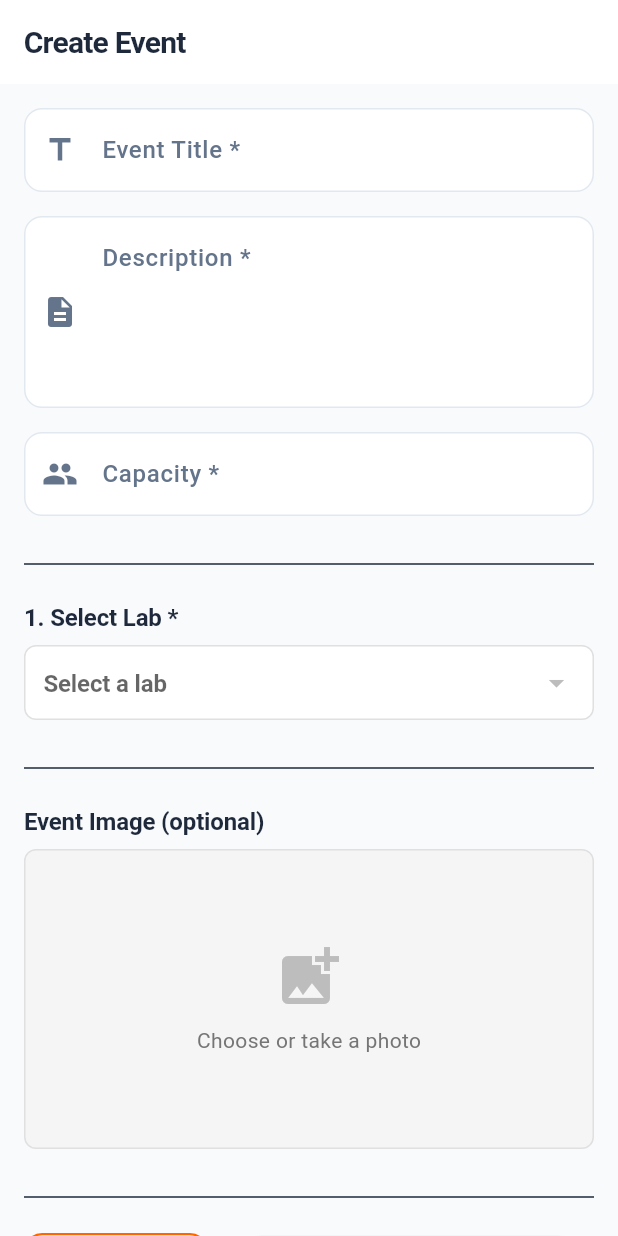
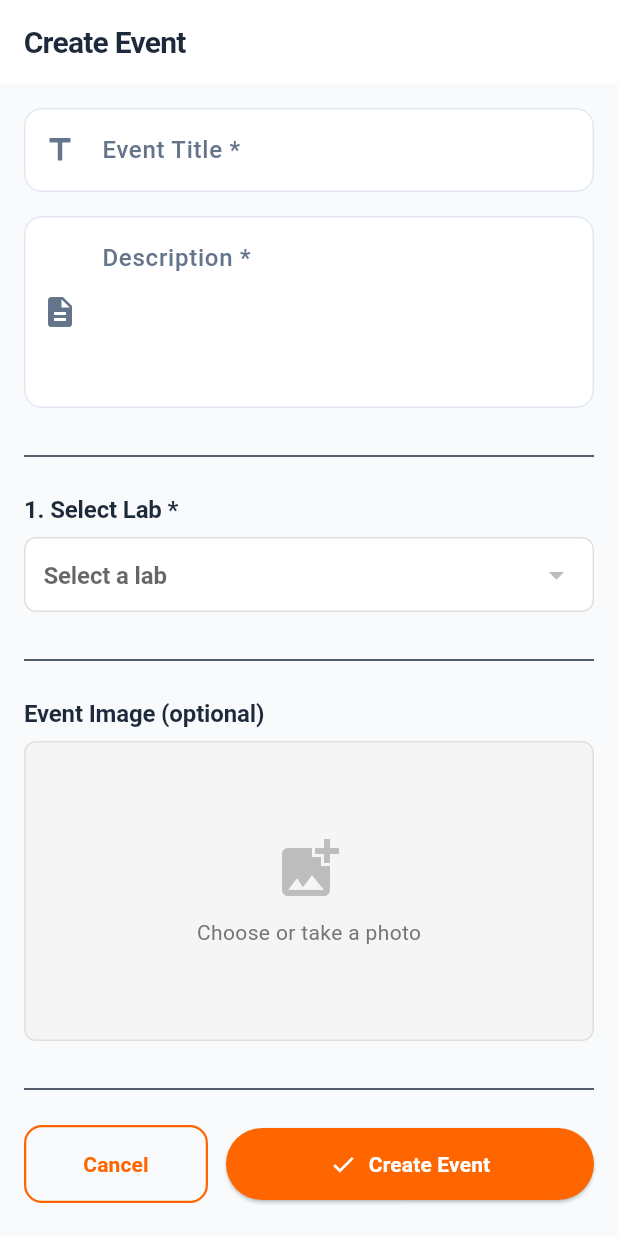
Before and after one commit to tulklk/SWD392_Lab_Event_System_Mobile_App, a Flutter app: the CreateEventScreen screen opened by its route, on a phone screen of 412 x 824 dp. Run offline on Flutter 3.47's test engine with Material 3 defaults, Android fonts, the phone set to English and light mode, and no system bars; our stand-ins replace cached_network_image, firebase_core, firebase_messaging, flutter_riverpod, flutter_secure_storage, go_router and 7 more; missing offline and left inert: jose; accounts and stored records are empty; network calls fail; key blocks and very long unbroken strings in the code were emptied for the run.

Commit message:
xoa capacity event, lay capcity theo room

```diff
--- a/lib/data/repositories/event_repository.dart
+++ b/lib/data/repositories/event_repository.dart
@@ -28,7 +28,6 @@
     required String createdBy,
     bool visibility = true,
     int status = 1, // 0: draft, 1: active, 2: cancelled
-    int? capacity,
     String? imageUrl,
     String? roomId,
     String? labId,
@@ -53,9 +52,6 @@
 
       // Add optional fields if provided
       // Note: Location and RecurrenceRule are not included as they don't exist in database schema
-      if (capacity != null) {
-        eventData['Capacity'] = capacity;
-      }
       if (imageUrl != null) {
         eventData['ImageUrl'] = imageUrl;
       }
--- a/lib/domain/models/event.dart
+++ b/lib/domain/models/event.dart
@@ -10,7 +10,6 @@
   final DateTime? endDate;
   final DateTime? startDate;
   final int status; // 0: draft, 1: active, 2: cancelled
-  final int? capacity; // Maximum number of participants
   final String? imageUrl; // URL to event image
 
   Event({
@@ -24,7 +23,6 @@
     this.endDate,
     this.startDate,
     this.status = 1,
-    this.capacity,
     this.imageUrl,
   });
 
@@ -39,7 +37,6 @@
     DateTime? endDate,
     DateTime? startDate,
     int? status,
-    int? capacity,
     String? imageUrl,
   }) {
     return Event(
@@ -53,7 +50,6 @@
       endDate: endDate ?? this.endDate,
       startDate: startDate ?? this.startDate,
       status: status ?? this.status,
-      capacity: capacity ?? this.capacity,
       imageUrl: imageUrl ?? this.imageUrl,
     );
   }
@@ -74,7 +70,6 @@
           ? DateTime.parse(json['StartDate'] as String)
           : null,
       status: json['Status'] as int? ?? 1,
-      capacity: json['Capacity'] as int?,
       imageUrl: json['ImageUrl'] as String?,
     );
   }
@@ -91,7 +86,6 @@
       'EndDate': endDate?.toIso8601String(),
       'StartDate': startDate?.toIso8601String(),
       'Status': status,
-      'Capacity': capacity,
       'ImageUrl': imageUrl,
     };
   }
--- a/lib/features/calendar/calendar_screen.dart
+++ b/lib/features/calendar/calendar_screen.dart
@@ -693,17 +693,16 @@
                       style: const TextStyle(fontSize: 14),
                     ),
                     const SizedBox(height: 16),
-                  ],
-                  if (widget.event.capacity != null) ...[
                     const Text(
                       'Capacity:',
                       style: TextStyle(fontWeight: FontWeight.bold, fontSize: 14),
                     ),
                     const SizedBox(height: 4),
                     Text(
-                      '${widget.event.capacity} people',
+                      '${_rooms.fold<int>(0, (sum, room) => sum + room.capacity)} people',
                       style: const TextStyle(fontSize: 14),
                     ),
+                    const SizedBox(height: 16),
                   ],
                 ],
               ),
@@ -861,15 +860,15 @@
               ),
             ],
 
-            // Capacity
-            if (widget.event.capacity != null) ...[
+            // Capacity (from rooms)
+            if (_rooms.isNotEmpty) ...[
               const SizedBox(height: 8),
               Row(
                 children: [
                   Icon(Icons.people, size: 16, color: Colors.grey[600]),
                   const SizedBox(width: 6),
                   Text(
-                    'Capacity: ${widget.event.capacity} people',
+                    'Capacity: ${_rooms.fold<int>(0, (sum, room) => sum + room.capacity)} people',
                     style: TextStyle(
                       fontSize: 13,
                       color: Colors.grey[700],
--- a/lib/features/events/student_events_screen.dart
+++ b/lib/features/events/student_events_screen.dart
@@ -595,8 +595,9 @@
       selectedRoom = roomResult;
     }
 
-    // Check capacity
-    if (widget.event.capacity != null) {
+    // Check capacity (from rooms)
+    if (_rooms.isNotEmpty) {
+      final totalCapacity = _rooms.fold<int>(0, (sum, room) => sum + room.capacity);
       final bookingRepository = BookingRepository();
       final bookingsResult = await bookingRepository.getBookingsForEvent(widget.event.id);
 
@@ -605,7 +606,7 @@
             .where((b) => b.status == 1) // approved
             .length;
 
-        if (approvedCount >= widget.event.capacity!) {
+        if (approvedCount >= totalCapacity) {
           if (mounted) {
             ScaffoldMessenger.of(context).showSnackBar(
               const SnackBar(
@@ -798,13 +799,12 @@
                       ),
                       Text(_rooms.map((r) => r.name).join(', ')),
                       const SizedBox(height: 12),
-                    ],
-                    if (widget.event.capacity != null) ...[
                       const Text(
                         'Capacity:',
                         style: TextStyle(fontWeight: FontWeight.bold),
                       ),
-                      Text('${widget.event.capacity} people'),
+                      Text('${_rooms.fold<int>(0, (sum, room) => sum + room.capacity)} people'),
+                      const SizedBox(height: 12),
                     ],
                   ],
                 ),
@@ -1021,15 +1021,15 @@
                   ],
                 ),
               ],
-              // Capacity
-              if (widget.event.capacity != null) ...[
+              // Capacity (from rooms)
+              if (_rooms.isNotEmpty) ...[
                 const SizedBox(height: 8),
                 Row(
                   children: [
                     Icon(Icons.people, size: 16, color: Colors.grey[600]),
                     const SizedBox(width: 4),
                     Text(
-                      'Capacity: ${widget.event.capacity} people',
+                      'Capacity: ${_rooms.fold<int>(0, (sum, room) => sum + room.capacity)} people',
                       style: TextStyle(
                         fontSize: 12,
                         color: Colors.grey[600],
--- a/lib/features/lecturer/create_event_screen.dart
+++ b/lib/features/lecturer/create_event_screen.dart
@@ -34,7 +34,6 @@
   final _formKey = GlobalKey<FormState>();
   final _titleController = TextEditingController();
   final _descriptionController = TextEditingController();
-  final _capacityController = TextEditingController();
 
   // Step 1: Select Lab
   Lab? _selectedLab;
@@ -78,7 +77,6 @@
   void dispose() {
     _titleController.dispose();
     _descriptionController.dispose();
-    _capacityController.dispose();
     super.dispose();
   }
 
@@ -400,12 +398,6 @@
       return;
     }
 
-    final capacityValue = int.tryParse(_capacityController.text.trim());
-    if (capacityValue == null || capacityValue <= 0) {
-      _showError('Please enter a valid capacity');
-      return;
-    }
-
     setState(() => _isSaving = true);
 
     final currentUser = ref.read(currentUserProvider);
@@ -443,7 +435,6 @@
         createdBy: currentUser.id,
         visibility: true, // Always public
         status: 0, // Pending approval
-        capacity: capacityValue,
         imageUrl: imageUrl,
         labId: _selectedLab!.id,
         roomId: _bookEntireLab ? null : _selectedRoom?.id, // Only set roomId for single room mode
@@ -535,29 +526,6 @@
                       validator: (value) {
                         if (value == null || value.trim().isEmpty) {
                           return 'Please enter description';
-                        }
-                        return null;
-                      },
-                    ),
-                    const SizedBox(height: 16),
-
-                    // Capacity
-                    TextFormField(
-                      controller: _capacityController,
-                      keyboardType: TextInputType.number,
-                      decoration: const InputDecoration(
-                        labelText: 'Capacity *',
-                        hintText: 'e.g. 50',
-                        border: OutlineInputBorder(),
-                        prefixIcon: Icon(Icons.people),
-                      ),
-                      validator: (value) {
-                        if (value == null || value.trim().isEmpty) {
-                          return 'Please enter capacity';
-                        }
-                        final capacity = int.tryParse(value.trim());
-                        if (capacity == null || capacity <= 0) {
-                          return 'Please enter a valid number';
                         }
                         return null;
                       },
--- a/lib/features/lecturer/lecturer_events_screen.dart
+++ b/lib/features/lecturer/lecturer_events_screen.dart
@@ -624,15 +624,15 @@
                   ],
                 ),
               ],
-              // Capacity
-              if (widget.event.capacity != null) ...[
+              // Capacity (from rooms)
+              if (_rooms.isNotEmpty) ...[
                 const SizedBox(height: 8),
                 Row(
                   children: [
                     Icon(Icons.people, size: 16, color: Colors.grey[600]),
                     const SizedBox(width: 4),
                     Text(
-                      'Capacity: ${widget.event.capacity} people',
+                      'Capacity: ${_rooms.fold<int>(0, (sum, room) => sum + room.capacity)} people',
                       style: TextStyle(
                         fontSize: 12,
                         color: Colors.grey[600],
```
Also changed, not shown: lib/features/admin/pending_events_approval_screen.dart (+43 -3 lines), lib/features/home/student_dashboard_page.dart (+62 -31 lines).
